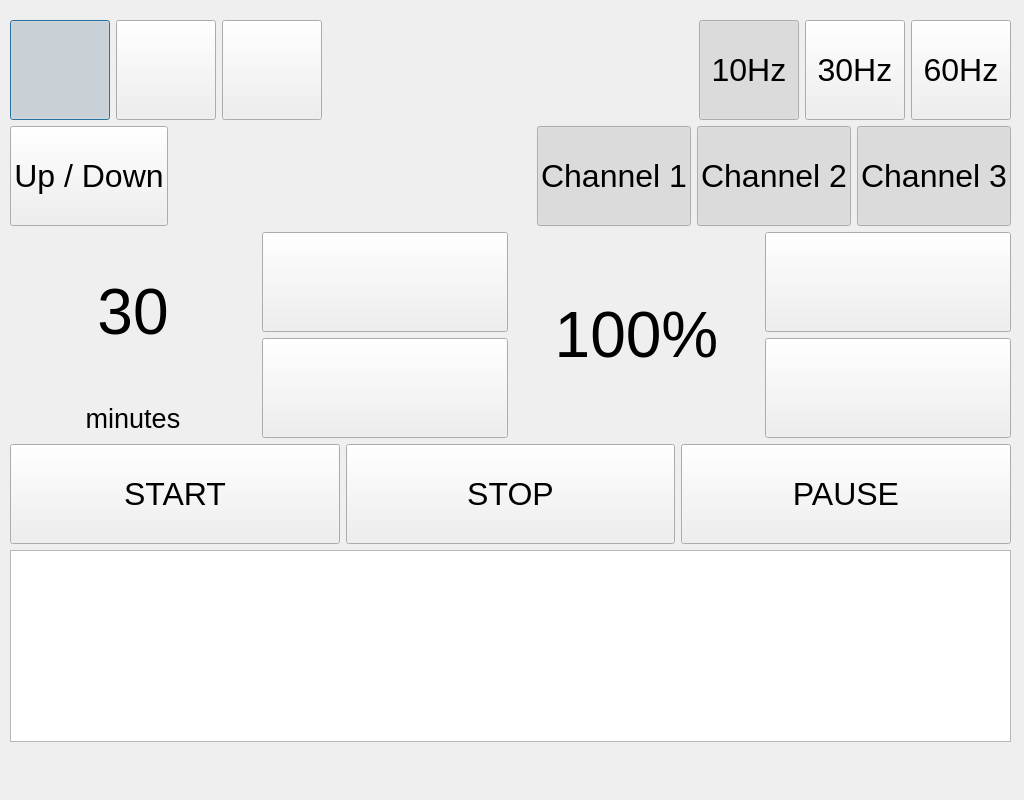
This is prueba_stretcher/stretcher_ver_2_0.ui in MarianoDel/pyqt5 as Qt 5 draws it before an edit. The edited form follows.
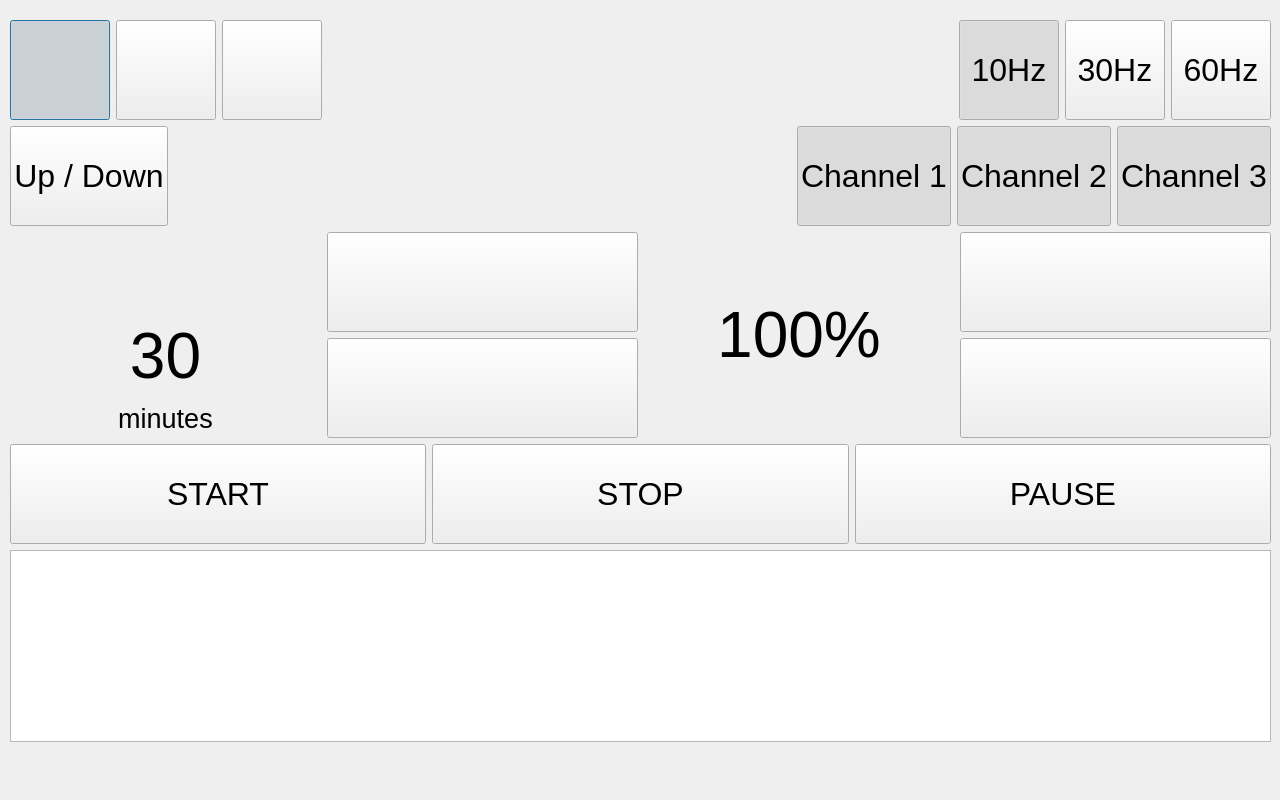
This is the edited form. Icons and pictures are not drawn.

The edit to the form file:
```diff
--- a/prueba_stretcher/stretcher_ver_2_0.ui
+++ b/prueba_stretcher/stretcher_ver_2_0.ui
@@ -6,7 +6,7 @@
    <rect>
     <x>0</x>
     <y>0</y>
-    <width>1024</width>
+    <width>1280</width>
     <height>800</height>
    </rect>
   </property>
@@ -30,7 +30,7 @@
     <rect>
      <x>10</x>
      <y>20</y>
-     <width>1001</width>
+     <width>1261</width>
      <height>772</height>
     </rect>
    </property>
@@ -399,7 +399,10 @@
            <string>30</string>
           </property>
           <property name="alignment">
-           <set>Qt::AlignCenter</set>
+           <set>Qt::AlignBottom|Qt::AlignHCenter</set>
+          </property>
+          <property name="margin">
+           <number>20</number>
           </property>
          </widget>
         </item>
@@ -581,7 +584,7 @@
          <string>START</string>
         </property>
         <property name="checkable">
-         <bool>true</bool>
+         <bool>false</bool>
         </property>
         <property name="checked">
          <bool>false</bool>
@@ -614,7 +617,7 @@
          <string>STOP</string>
         </property>
         <property name="checkable">
-         <bool>true</bool>
+         <bool>false</bool>
         </property>
         <property name="checked">
          <bool>false</bool>
@@ -647,7 +650,7 @@
          <string>PAUSE</string>
         </property>
         <property name="checkable">
-         <bool>true</bool>
+         <bool>false</bool>
         </property>
         <property name="checked">
          <bool>false</bool>
```
Left out of the diff: 2 changed lines with no effect on the pictures.
